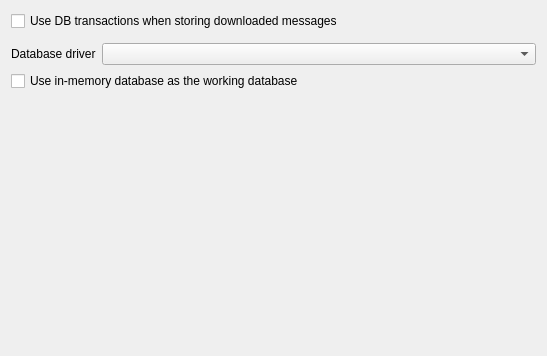
martinrotter/rssguard, file src/librssguard/gui/settings/settingsdatabase.ui: the form before one commit.
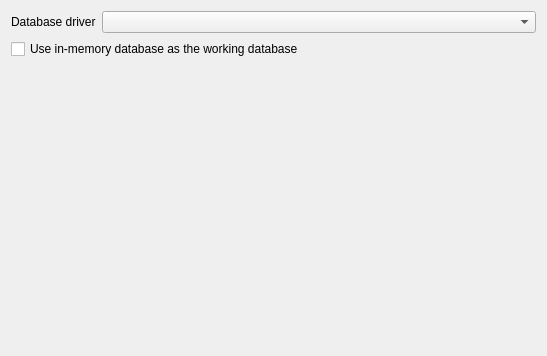
The form after the commit. Custom widgets are drawn as their Qt base class.

What changed in the file:
```diff
--- a/src/librssguard/gui/settings/settingsdatabase.ui
+++ b/src/librssguard/gui/settings/settingsdatabase.ui
@@ -11,20 +11,7 @@
    </rect>
   </property>
   <layout class="QFormLayout" name="formLayout">
-   <item row="0" column="0" colspan="2">
-    <widget class="QCheckBox" name="m_checkUseTransactions">
-     <property name="toolTip">
-      <string>Note that turning this option ON will make saving of new messages FASTER, but it might rarely cause some issues with messages saving.</string>
-     </property>
-     <property name="text">
-      <string>Use DB transactions when storing downloaded messages</string>
-     </property>
-    </widget>
-   </item>
-   <item row="1" column="0" colspan="2">
-    <widget class="HelpSpoiler" name="m_lblDataStorageWarning" native="true"/>
-   </item>
-   <item row="2" column="0">
+   <item row="0" column="0">
     <widget class="QLabel" name="m_lblDatabaseDriver">
      <property name="text">
       <string>Database driver</string>
@@ -34,10 +21,10 @@
      </property>
     </widget>
    </item>
-   <item row="2" column="1">
+   <item row="0" column="1">
     <widget class="QComboBox" name="m_cmbDatabaseDriver"/>
    </item>
-   <item row="3" column="0" colspan="2">
+   <item row="1" column="0" colspan="2">
     <widget class="QStackedWidget" name="m_stackedDatabaseDriver">
      <property name="currentIndex">
       <number>0</number>
@@ -204,7 +191,7 @@
      </widget>
     </widget>
    </item>
-   <item row="4" column="0" colspan="2">
+   <item row="2" column="0" colspan="2">
     <spacer name="verticalSpacer">
      <property name="orientation">
       <enum>Qt::Vertical</enum>
```
Left out of the diff: 5 changed lines with no effect on the pictures.
